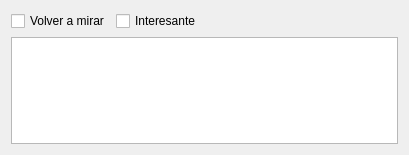
This is widgets/widgetnotas.ui in rogorido/qtpredicadores as Qt 5 draws it before an edit. The edited form follows.
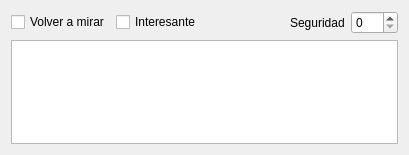
This is the edited form.

Commit message: Añadido seguridadd en widget Notas

```diff
--- a/widgets/widgetnotas.ui
+++ b/widgets/widgetnotas.ui
@@ -43,6 +43,23 @@
        </property>
       </spacer>
      </item>
+     <item>
+      <widget class="QLabel" name="label">
+       <property name="text">
+        <string>Seguridad</string>
+       </property>
+      </widget>
+     </item>
+     <item>
+      <widget class="QSpinBox" name="spSeguridad">
+       <property name="maximum">
+        <number>100</number>
+       </property>
+       <property name="singleStep">
+        <number>5</number>
+       </property>
+      </widget>
+     </item>
     </layout>
    </item>
    <item>
```
The commit also changes 1 other file.
